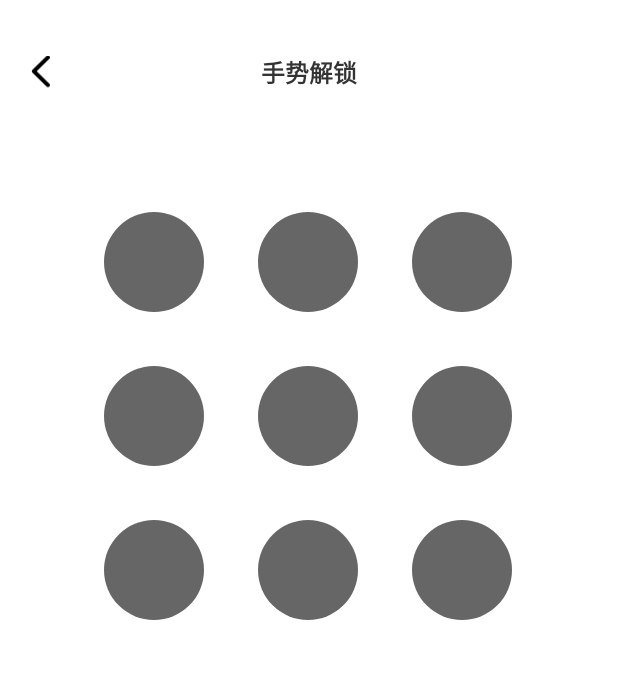
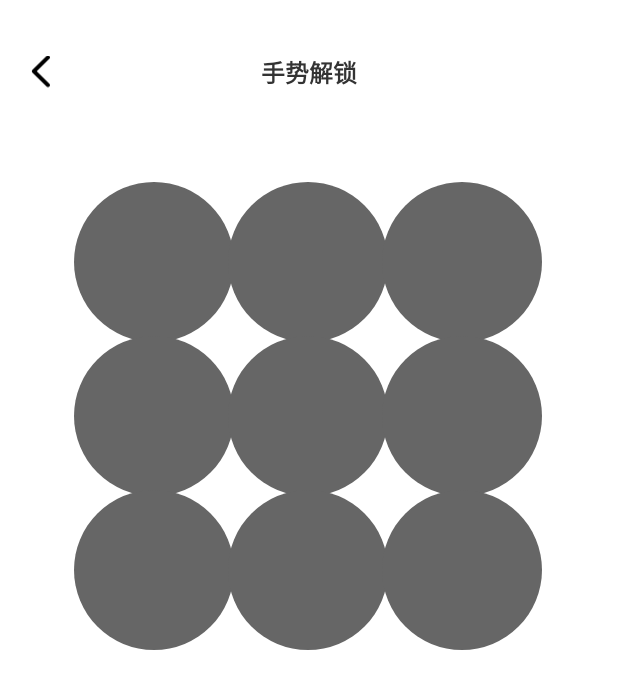
Before and after one commit to tanzihaoa/BaseLib, an Android app: the GestureLockActivity screen opened directly, with no data from a screen before it, on a phone screen of 412 x 824 dp. Shown: the top 689 px of the screen. Run offline under Robolectric (Android 15) with nearby library versions, the phone set to English and light mode, and no system bars; our stand-ins replace data binding; libraries missing offline, so code that uses them is left out: com.gyf.immersionbar; 2 statements that could not run were skipped.

Commit message:
代码提交

```diff
--- a/app/src/main/java/com/tzh/myapplication/ui/activity/GestureLockActivity.kt
+++ b/app/src/main/java/com/tzh/myapplication/ui/activity/GestureLockActivity.kt
@@ -34,7 +34,7 @@ class GestureLockActivity : AppBaseActivity<ActivityGestureLockBinding>(R.layout
 
     private fun isGestureCorrect(gesture: String): Boolean {
         // 这里应该与预设的手势进行比较
-        val correctGesture = "100,100;200,200;300,300;"
+        val correctGesture = "360,360;720,360;1080,360;1080,720;1080,1080;"
         return gesture == correctGesture
     }
 }
--- a/app/src/main/res/layout/activity_gesture_lock.xml
+++ b/app/src/main/res/layout/activity_gesture_lock.xml
@@ -15,6 +15,7 @@
             android:id="@+id/gestureLockView"
             android:layout_width="match_parent"
             android:layout_height="0dp"
+            app:gv_point_radius="80"
             app:layout_constraintTop_toBottomOf="@+id/title_bar"
             app:layout_constraintDimensionRatio="H,1:1"/>
     </com.tzh.baselib.shapeview.ShapeConstraintLayout>
--- a/mylibrary/src/main/java/com/tzh/baselib/view/GestureLockView.java
+++ b/mylibrary/src/main/java/com/tzh/baselib/view/GestureLockView.java
@@ -20,8 +20,8 @@ import java.util.List;
 public class GestureLockView extends View {
 
     private static final int POINT_COUNT = 3; // 3x3的点阵
-    private static final int POINT_RADIUS = 50; // 点的半径
-    private static final int LINE_WIDTH = 10; // 连接线的宽度
+    private static int POINT_RADIUS = 60; // 点的半径
+    private static int LINE_WIDTH = 16; // 连接线的宽度
     private static final int ANIMATION_DURATION = 150; // 动画时长
 
     private Paint paint;
@@ -45,6 +45,10 @@ public class GestureLockView extends View {
         unlockColor = attributes.getColor(R.styleable.GestureLockView_gv_unlock_color,context.getColor(R.color.color_666));
         //连接线颜色
         linerColor = attributes.getColor(R.styleable.GestureLockView_gv_liner_color,color);
+        //点的半径
+        POINT_RADIUS = attributes.getInt(R.styleable.GestureLockView_gv_point_radius,60);
+        //连接线的宽度
+        LINE_WIDTH = attributes.getInt(R.styleable.GestureLockView_gv_line_width,16);
         init();
     }
 
--- a/mylibrary/src/main/res/values/styles.xml
+++ b/mylibrary/src/main/res/values/styles.xml
@@ -196,5 +196,7 @@
         <attr name="gv_lock_color" format="color" />
         <attr name="gv_unlock_color" format="color" />
         <attr name="gv_liner_color" format="color" />
+        <attr name="gv_point_radius" format="integer" />
+        <attr name="gv_line_width" format="integer" />
     </declare-styleable>
 </resources>
```
